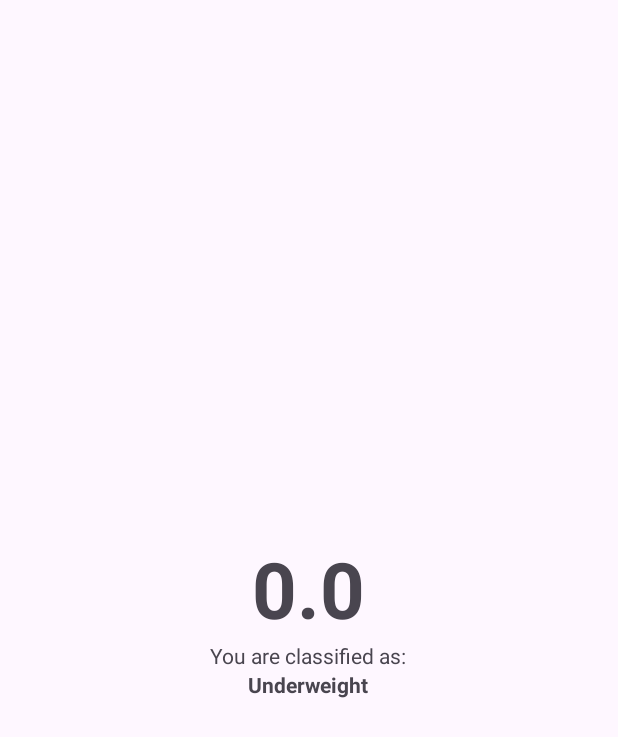
After one commit to mcurvo/BMICalculator-, an Android app: the ResultActivity screen opened directly, with no data from a screen before it, on a phone screen of 412 x 824 dp. The commit adds this screen. Shown: the top 737 px of the screen. Run offline under Robolectric (Android 15) with nearby library versions, the phone set to English and light mode, and no system bars.

Commit message:
created second screen to give the result using intent

```diff
--- a/app/build.gradle.kts
+++ b/app/build.gradle.kts
@@ -41,6 +41,7 @@ dependencies {
     implementation("androidx.appcompat:appcompat:1.6.1")
     implementation("com.google.android.material:material:1.10.0")
     implementation("androidx.constraintlayout:constraintlayout:2.1.4")
+    implementation("androidx.activity:activity:1.8.0")
     testImplementation("junit:junit:4.13.2")
     androidTestImplementation("androidx.test.ext:junit:1.1.5")
     androidTestImplementation("androidx.test.espresso:espresso-core:3.5.1")
--- a/app/src/main/AndroidManifest.xml
+++ b/app/src/main/AndroidManifest.xml
@@ -13,6 +13,9 @@
         android:theme="@style/Theme.Calculadoraimc"
         tools:targetApi="31">
         <activity
+            android:name=".ResultActivity"
+            android:exported="false" />
+        <activity
             android:name=".MainActivity"
             android:exported="true">
             <intent-filter>
--- a/app/src/main/java/com/comunidadedevspace/imc/MainActivity.kt
+++ b/app/src/main/java/com/comunidadedevspace/imc/MainActivity.kt
@@ -1,5 +1,6 @@
 package com.comunidadedevspace.imc
 
+import android.content.Intent
 import androidx.appcompat.app.AppCompatActivity
 import android.os.Bundle
 import android.widget.Button
@@ -38,7 +39,16 @@ class MainActivity : AppCompatActivity() {
                 val height2 = heightPerson * heightPerson
                 val result = weightPerson / height2
 
-                println("Action of the button " + result)
+
+                // navigate next screen
+                // create layout next screen
+                // forward the data to the next screen
+
+                // Intent - Android Class
+
+                val intent = Intent(this, ResultActivity::class.java)
+                intent.putExtra(KEY_RESULT_BMI, result)
+                startActivity(intent)
             }
 
 
--- /dev/null
+++ b/app/src/main/java/com/comunidadedevspace/imc/ResultActivity.kt
@@ -0,0 +1,47 @@
+package com.comunidadedevspace.imc
+
+import android.os.Bundle
+import android.widget.TextView
+import androidx.activity.enableEdgeToEdge
+import androidx.appcompat.app.AppCompatActivity
+import androidx.core.view.ViewCompat
+import androidx.core.view.WindowInsetsCompat
+
+const val KEY_RESULT_BMI = "ResultActivity.KEY_BMI"
+class ResultActivity : AppCompatActivity() {
+    override fun onCreate(savedInstanceState: Bundle?) {
+        super.onCreate(savedInstanceState)
+        enableEdgeToEdge()
+        setContentView(R.layout.activity_result)
+        ViewCompat.setOnApplyWindowInsetsListener(findViewById(R.id.main)) { v, insets ->
+            val systemBars = insets.getInsets(WindowInsetsCompat.Type.systemBars())
+            v.setPadding(systemBars.left, systemBars.top, systemBars.right, systemBars.bottom)
+            insets
+        }
+
+        val result = intent.getFloatExtra(KEY_RESULT_BMI, 0f)
+
+        val tvResult = findViewById<TextView>(R.id.tv_result)
+        val tvClassification = findViewById<TextView>(R.id.tv_classification)
+
+        tvResult.text = result.toString()
+        tvClassification.text = classificationBMI(result)
+
+
+
+    }
+
+    private fun classificationBMI(bmiResult:Float): String{
+        return if (bmiResult <= 18.5f){
+            "Underweight"
+        }else if(bmiResult <= 24.9f){
+            "Healthy Range"
+        }else if(bmiResult <= 29.9f){
+            "Overweight"
+        }else if(bmiResult <= 39.9f){
+            "Obesity"
+        }else{
+            "Severe Obesity"
+        }
+    }
+}
--- /dev/null
+++ b/app/src/main/res/layout/activity_result.xml
@@ -0,0 +1,33 @@
+<?xml version="1.0" encoding="utf-8"?>
+<LinearLayout xmlns:android="http://schemas.android.com/apk/res/android"
+    xmlns:tools="http://schemas.android.com/tools"
+    android:id="@+id/main"
+    android:layout_width="match_parent"
+    android:layout_height="match_parent"
+    android:gravity="center"
+    android:orientation="vertical"
+    tools:context=".ResultActivity">
+
+    <TextView
+        android:id="@+id/tv_result"
+        android:layout_width="wrap_content"
+        android:layout_height="wrap_content"
+        android:rotationX="0"
+        android:textSize="52sp"
+        android:textStyle="bold"
+        android:maxLength="5"
+        tools:text="23.66" />
+
+    <TextView
+        android:id="@+id/tv_classification_label"
+        android:layout_width="wrap_content"
+        android:layout_height="wrap_content"
+        android:text="You are classified as:" />
+
+    <TextView
+        android:id="@+id/tv_classification"
+        android:layout_width="wrap_content"
+        android:layout_height="wrap_content"
+        android:textStyle="bold"
+        tools:text="NORMAL" />
+</LinearLayout>
```
